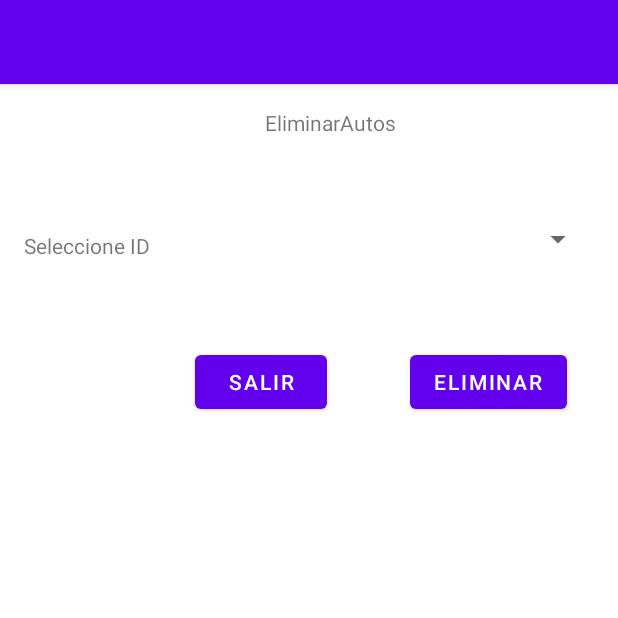
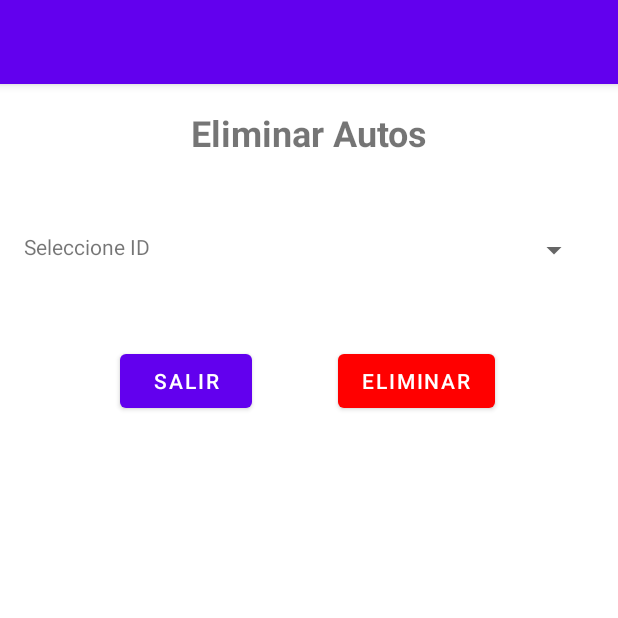
Before and after one commit to kaitomugui/certamen2, an Android app: the EliminarAuto screen opened directly, with no data from a screen before it, on a phone screen of 412 x 824 dp, the top half of it. Run offline under Robolectric (Android 15) with nearby library versions, the phone set to English and light mode, and no system bars.

Commit message:
Correccion Eliminar Autos

```diff
--- a/app/src/main/java/com/example/certamen2/EliminarAuto.kt
+++ b/app/src/main/java/com/example/certamen2/EliminarAuto.kt
@@ -9,10 +9,10 @@ class EliminarAuto : AppCompatActivity() {
         super.onCreate(savedInstanceState)
         setContentView(R.layout.activity_eliminar_auto)
 
-        //La de ID
+        //Lista que almacena las ID
         val idAutos = arrayListOf<String>()
 
-//Base de Datos
+        //Base de Datos
         val admin = AdminSQLiteOpenHelper(this, "administracion", null, 1)
         val bd = admin.writableDatabase
         val buscarID = bd.rawQuery("select id from autos", null)
@@ -22,32 +22,28 @@ class EliminarAuto : AppCompatActivity() {
         }
         bd.close()
 
-//Spinner Id Autos
+        //Spinner Id Autos
         val spIdAutos = findViewById<Spinner>(R.id.spEAutos)
         val adaptadorV1 = ArrayAdapter<String>(this, android.R.layout.simple_spinner_item, idAutos)
         spIdAutos.adapter = adaptadorV1
 
-//Variable Boton
+        //Variable Boton
         val btEliminar = findViewById<Button>(R.id.btEliminar)
         val btSalir = findViewById<Button>(R.id.btESalir)
 
 
-//Evento Mostrar al presionar boton eliminar
+        //Evento Para eliminar el un auto
         btEliminar.setOnClickListener {
             val adminEliminar = AdminSQLiteOpenHelper(this, "administracion", null, 1)
             val bdEliminar = adminEliminar.writableDatabase
-            val datos = bdEliminar.rawQuery(
-                "delete from autos WHERE id = ${spIdAutos.selectedItem.toString()}",
-                null
-            )
-            if (datos.moveToFirst()) {
-                Toast.makeText(this, "Se ha eliminado el auto correctamente", Toast.LENGTH_SHORT)
-                    .show()
+            val cant = bdEliminar.delete("autos", "id=${spIdAutos.selectedItem.toString()}", null)
+            bd.close()
+            if (cant == 1) {
+                Toast.makeText(this, "Se ha eliminado el auto correctamente", Toast.LENGTH_SHORT).show()
+                finish()
+            } else
+                Toast.makeText(this, "No existe un auto con dicha id", Toast.LENGTH_SHORT).show()
 
-            } else
-                Toast.makeText(this, "No existe un artículo con dicha id", Toast.LENGTH_SHORT)
-                    .show()
-            bd.close()
         }
 
         btSalir.setOnClickListener {
--- a/app/src/main/res/layout/activity_eliminar_auto.xml
+++ b/app/src/main/res/layout/activity_eliminar_auto.xml
@@ -11,10 +11,11 @@
         android:layout_width="wrap_content"
         android:layout_height="wrap_content"
         android:layout_marginTop="16dp"
-        android:layout_marginEnd="148dp"
-        android:layout_marginRight="148dp"
-        android:text="EliminarAutos"
+        android:text="Eliminar Autos"
+        android:textSize="24sp"
+        android:textStyle="bold"
         app:layout_constraintEnd_toEndOf="parent"
+        app:layout_constraintStart_toStartOf="parent"
         app:layout_constraintTop_toTopOf="parent" />
 
     <TextView
@@ -23,24 +24,18 @@
         android:layout_height="wrap_content"
         android:layout_marginStart="16dp"
         android:layout_marginLeft="16dp"
-        android:layout_marginTop="98dp"
-        android:layout_marginEnd="30dp"
-        android:layout_marginRight="30dp"
+        android:layout_marginTop="2dp"
         android:text="Seleccione ID"
-        app:layout_constraintEnd_toStartOf="@+id/spEAutos"
         app:layout_constraintStart_toStartOf="parent"
-        app:layout_constraintTop_toTopOf="parent" />
+        app:layout_constraintTop_toTopOf="@+id/spEAutos" />
 
     <Spinner
         android:id="@+id/spEAutos"
-        android:layout_width="0dp"
+        android:layout_width="265dp"
         android:layout_height="28dp"
-        android:layout_marginTop="54dp"
-        android:layout_marginEnd="16dp"
-        android:layout_marginRight="16dp"
-        android:layout_marginBottom="57dp"
-        app:layout_constraintBottom_toTopOf="@+id/btEliminar"
-        app:layout_constraintEnd_toEndOf="parent"
+        android:layout_marginStart="28dp"
+        android:layout_marginLeft="28dp"
+        android:layout_marginTop="48dp"
         app:layout_constraintStart_toEndOf="@+id/tV2"
         app:layout_constraintTop_toBottomOf="@+id/tV1" />
 
@@ -48,19 +43,24 @@
         android:id="@+id/btESalir"
         android:layout_width="wrap_content"
         android:layout_height="wrap_content"
-        android:layout_marginTop="57dp"
+        android:layout_marginStart="80dp"
+        android:layout_marginLeft="80dp"
         android:text="Salir"
-        app:layout_constraintStart_toStartOf="@+id/spEAutos"
-        app:layout_constraintTop_toBottomOf="@+id/tV2" />
+        app:layout_constraintBaseline_toBaselineOf="@+id/btEliminar"
+        app:layout_constraintStart_toStartOf="parent" />
 
     <Button
         android:id="@+id/btEliminar"
         android:layout_width="wrap_content"
         android:layout_height="wrap_content"
-        android:layout_marginEnd="34dp"
-        android:layout_marginRight="34dp"
+        android:layout_marginStart="56dp"
+        android:layout_marginLeft="56dp"
+        android:layout_marginTop="49dp"
         android:text="Eliminar"
-        app:layout_constraintBaseline_toBaselineOf="@+id/btESalir"
-        app:layout_constraintEnd_toEndOf="parent" />
+        app:backgroundTint="#FF0000"
+        app:layout_constraintEnd_toEndOf="parent"
+        app:layout_constraintHorizontal_bias="0.012"
+        app:layout_constraintStart_toEndOf="@+id/btESalir"
+        app:layout_constraintTop_toBottomOf="@+id/spEAutos" />
 
 </androidx.constraintlayout.widget.ConstraintLayout>
```
